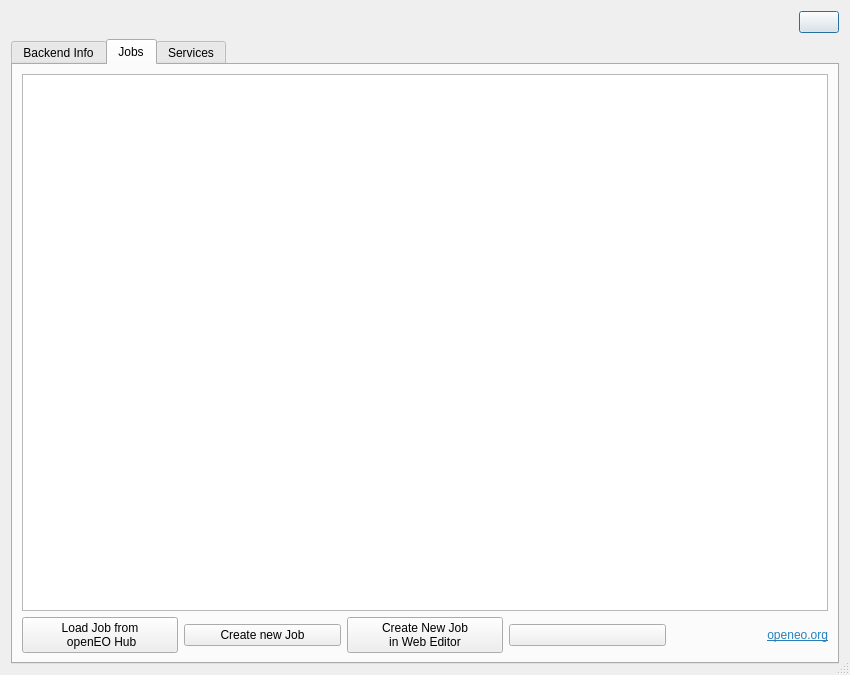
Before: the Qt Designer form openeo_connector_dialog_base.ui in Open-EO/openeo-qgis-plugin, drawn with Qt 5.
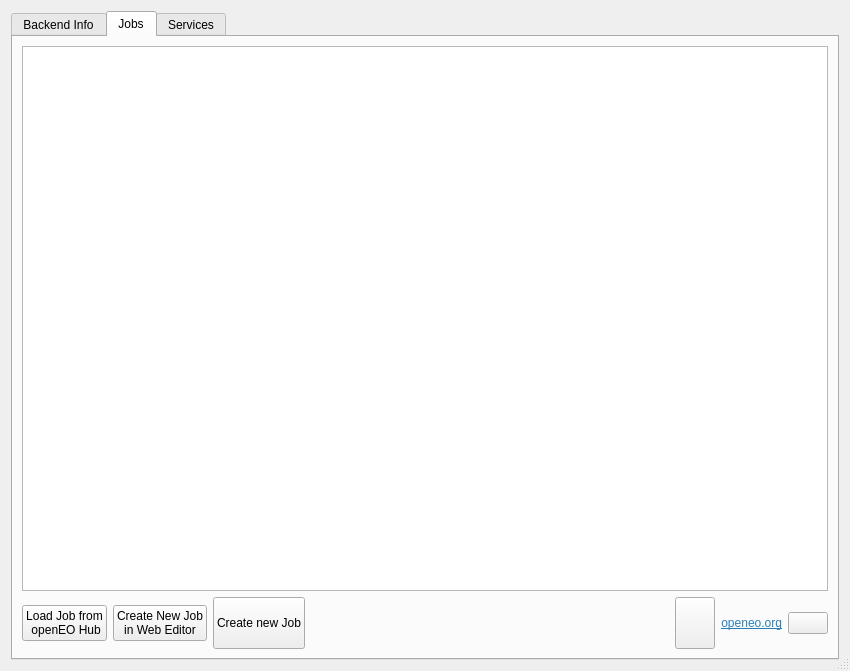
After: the same form once the commit is applied. The open tabs and pages were chosen to show the change. Icons and pictures are not drawn.

Commit message: further improvements of the layouts, adding manual buttons

Patch:
```diff
--- a/openeo_connector_dialog_base.ui
+++ b/openeo_connector_dialog_base.ui
@@ -10,7 +10,7 @@
     <x>0</x>
     <y>0</y>
     <width>850</width>
-    <height>675</height>
+    <height>671</height>
    </rect>
   </property>
   <property name="minimumSize">
@@ -35,40 +35,6 @@
    <bool>false</bool>
   </property>
   <layout class="QVBoxLayout" name="verticalLayout_2">
-   <item>
-    <layout class="QHBoxLayout" name="horizontalLayout_4">
-     <item>
-      <spacer name="horizontalSpacer">
-       <property name="orientation">
-        <enum>Qt::Horizontal</enum>
-       </property>
-       <property name="sizeHint" stdset="0">
-        <size>
-         <width>40</width>
-         <height>20</height>
-        </size>
-       </property>
-      </spacer>
-     </item>
-     <item>
-      <widget class="QPushButton" name="operationManualBtn">
-       <property name="text">
-        <string/>
-       </property>
-       <property name="icon">
-        <iconset>
-         <normaloff>user_manual_icon.png</normaloff>user_manual_icon.png</iconset>
-       </property>
-       <property name="iconSize">
-        <size>
-         <width>40</width>
-         <height>40</height>
-        </size>
-       </property>
-      </widget>
-     </item>
-    </layout>
-   </item>
    <item>
     <widget class="QTabWidget" name="tabWidget">
      <property name="minimumSize">
@@ -238,13 +204,6 @@
            </property>
           </widget>
          </item>
-         <item>
-          <widget class="QPushButton" name="createjobBtn">
-           <property name="text">
-            <string>Create new Job</string>
-           </property>
-          </widget>
-         </item>
          <item>
           <widget class="QPushButton" name="moveButton">
            <property name="font">
@@ -260,8 +219,46 @@
            </property>
           </widget>
          </item>
+         <item>
+          <widget class="QPushButton" name="createjobBtn">
+           <property name="sizePolicy">
+            <sizepolicy hsizetype="Minimum" vsizetype="Fixed">
+             <horstretch>0</horstretch>
+             <verstretch>0</verstretch>
+            </sizepolicy>
+           </property>
+           <property name="minimumSize">
+            <size>
+             <width>0</width>
+             <height>52</height>
+            </size>
+           </property>
+           <property name="text">
+            <string>Create new Job</string>
+           </property>
+          </widget>
+         </item>
+         <item>
+          <spacer name="horizontalSpacer_2">
+           <property name="orientation">
+            <enum>Qt::Horizontal</enum>
+           </property>
+           <property name="sizeHint" stdset="0">
+            <size>
+             <width>40</width>
+             <height>20</height>
+            </size>
+           </property>
+          </spacer>
+         </item>
          <item>
           <widget class="QPushButton" name="refreshButton">
+           <property name="minimumSize">
+            <size>
+             <width>0</width>
+             <height>52</height>
+            </size>
+           </property>
            <property name="text">
             <string/>
            </property>
@@ -278,6 +275,23 @@
            </property>
           </widget>
          </item>
+         <item>
+          <widget class="QPushButton" name="jobsManualBtn">
+           <property name="text">
+            <string/>
+           </property>
+           <property name="icon">
+            <iconset>
+             <normaloff>user_manual_icon.png</normaloff>user_manual_icon.png</iconset>
+           </property>
+           <property name="iconSize">
+            <size>
+             <width>40</width>
+             <height>40</height>
+            </size>
+           </property>
+          </widget>
+         </item>
         </layout>
        </item>
       </layout>
```
Left out of the diff: 110 changed lines with no effect on the pictures. The commit also changes 4 other files.
